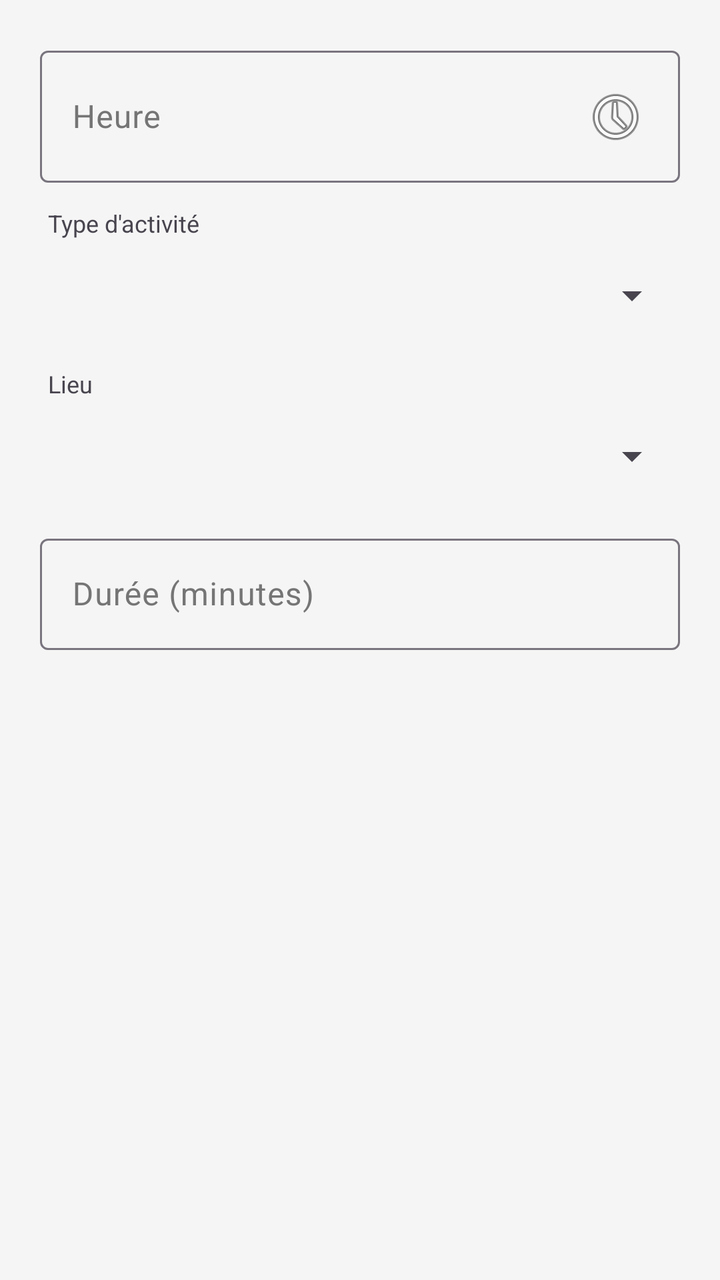
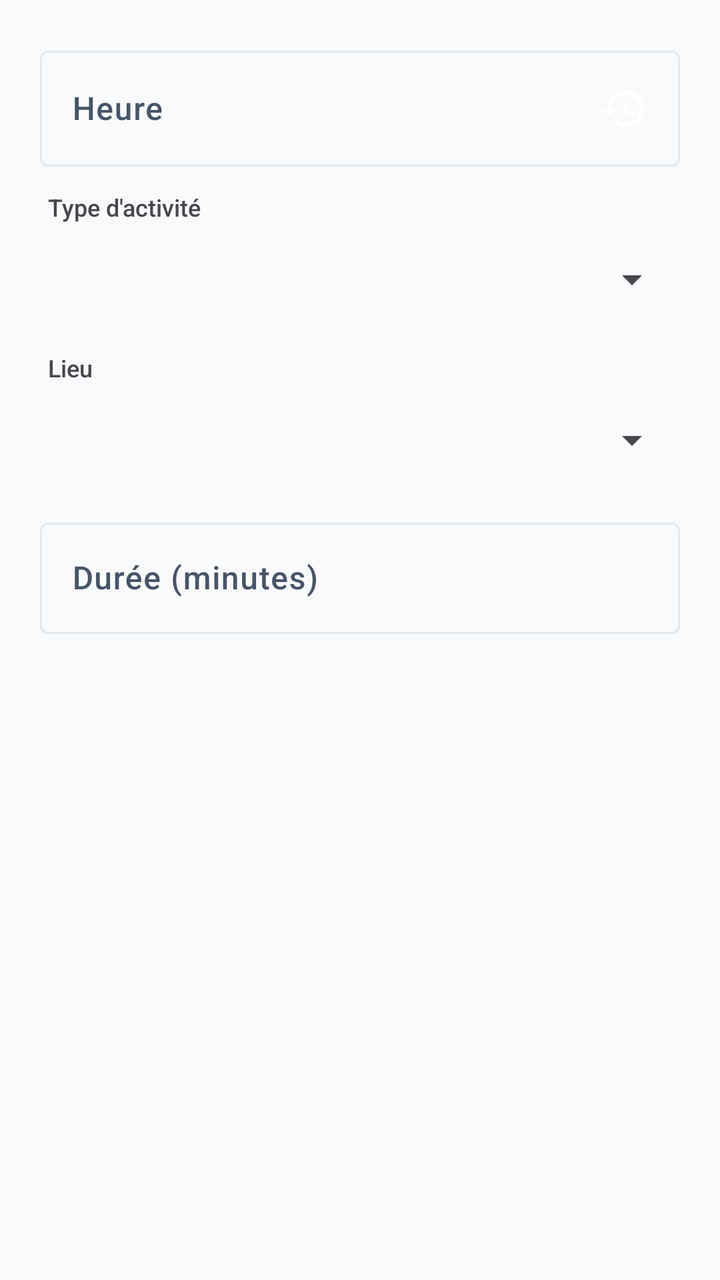

Compare the two renders of this Android layout. The source of the first and the diff that turns it into the second are given below.
<!-- AndroidManifest.xml: application theme Theme.SmartLife -->
<!-- res/layout/dialog_add_task.xml -->
<?xml version="1.0" encoding="utf-8"?>
<LinearLayout xmlns:android="http://schemas.android.com/apk/res/android"
    android:layout_width="match_parent"
    android:layout_height="wrap_content"
    android:orientation="vertical"
    android:padding="20dp">

    <com.google.android.material.textfield.TextInputLayout
        style="@style/Widget.Material3.TextInputLayout.OutlinedBox"
        android:layout_width="match_parent"
        android:layout_height="wrap_content"
        android:hint="Heure"
        android:layout_marginBottom="12dp">
        <com.google.android.material.textfield.TextInputEditText
            android:id="@+id/etTaskTime"
            android:layout_width="match_parent"
            android:layout_height="wrap_content"
            android:inputType="none"
            android:focusable="false"
            android:clickable="true"
            android:drawableEnd="@android:drawable/ic_menu_recent_history" />
    </com.google.android.material.textfield.TextInputLayout>

    <TextView
        android:layout_width="wrap_content"
        android:layout_height="wrap_content"
        android:text="Type d'activité"
        android:textSize="12sp"
        android:layout_marginStart="4dp"
        android:layout_marginBottom="4dp" />

    <Spinner
        android:id="@+id/spinnerActivityType"
        android:layout_width="match_parent"
        android:layout_height="wrap_content"
        android:minHeight="48dp"
        android:layout_marginBottom="12dp" />

    <TextView
        android:layout_width="wrap_content"
        android:layout_height="wrap_content"
        android:text="Lieu"
        android:textSize="12sp"
        android:layout_marginStart="4dp"
        android:layout_marginBottom="4dp" />

    <Spinner
        android:id="@+id/spinnerTaskLocation"
        android:layout_width="match_parent"
        android:layout_height="wrap_content"
        android:minHeight="48dp"
        android:layout_marginBottom="12dp" />

    <com.google.android.material.textfield.TextInputLayout
        style="@style/Widget.Material3.TextInputLayout.OutlinedBox"
        android:layout_width="match_parent"
        android:layout_height="wrap_content"
        android:hint="Durée (minutes)">
        <com.google.android.material.textfield.TextInputEditText
            android:id="@+id/etTaskDuration"
            android:layout_width="match_parent"
            android:layout_height="wrap_content"
            android:inputType="none"
            android:focusable="false"
            android:clickable="true" />
    </com.google.android.material.textfield.TextInputLayout>

</LinearLayout>
<!-- resources referenced by this layout -->
<resources>
  <style name="Theme.SmartLife" parent="Base.Theme.SmartLife" />
  <style name="Base.Theme.SmartLife" parent="Theme.Material3.DayNight.NoActionBar">
          
          
          <item name="colorPrimary">@color/primary_color</item>
          <item name="colorOnPrimary">@color/white</item>
          <item name="colorPrimaryContainer">@color/primary_light</item>
          <item name="colorOnPrimaryContainer">@color/primary_dark</item>
  
          
          <item name="colorSecondary">@color/secondary_color</item>
          <item name="colorOnSecondary">@color/white</item>
          <item name="colorSecondaryContainer">@color/secondary_light</item>
          <item name="colorOnSecondaryContainer">@color/secondary_dark</item>
  
          
          <item name="android:windowBackground">@color/bg_light</item>
          <item name="colorSurface">@color/white</item>
          <item name="colorOnSurface">@color/text_main</item>
          <item name="colorSurfaceVariant">@color/outline_variant</item>
          <item name="colorOnSurfaceVariant">@color/text_secondary</item>
          <item name="colorOutlineVariant">@color/outline_variant</item>
  
          
          <item name="android:fontFamily">sans-serif</item>
          <item name="textAppearanceTitleLarge">@style/TextAppearance.SmartLife.TitleLarge</item>
          <item name="textAppearanceBodyMedium">@style/TextAppearance.SmartLife.BodyMedium</item>
      </style>
  <color name="primary_color">#009688</color>
  <color name="white">#FFFFFFFF</color>
  <color name="primary_light">#52c7b8</color>
  <color name="primary_dark">#00675b</color>
  <color name="secondary_color">#FFAB40</color>
  <color name="secondary_light">#ffdd71</color>
  <color name="secondary_dark">#c67c00</color>
  <color name="bg_light">#F5F5F5</color>
  <color name="text_main">#212121</color>
  <color name="outline_variant">#E0E0E0</color>
  <color name="text_secondary">#757575</color>
  <style name="TextAppearance.SmartLife.TitleLarge" parent="TextAppearance.Material3.TitleLarge">
          <item name="android:textStyle">bold</item>
          <item name="android:textColor">@color/text_main</item>
      </style>
  <style name="TextAppearance.SmartLife.BodyMedium" parent="TextAppearance.Material3.BodyMedium">
          <item name="android:textColor">@color/text_secondary</item>
      </style>
</resources>

<!-- the commit's change to res/layout/dialog_add_task.xml (unified diff, before → after) -->
@@ -18,7 +18,7 @@
             android:inputType="none"
             android:focusable="false"
             android:clickable="true"
-            android:drawableEnd="@android:drawable/ic_menu_recent_history" />
+            android:drawableEnd="@drawable/ic_round_history_24" />
     </com.google.android.material.textfield.TextInputLayout>
 
     <TextView
<!-- resource entries referenced after the edit -->
@@ -1,5 +1,15 @@
 <!-- resources referenced by this layout -->
 <resources>
+  <!-- drawable ic_round_history_24 (drawable) -->
+  <vector xmlns:android="http://schemas.android.com/apk/res/android"
+      android:width="24dp"
+      android:height="24dp"
+      android:viewportWidth="24"
+      android:viewportHeight="24">
+    <path
+        android:fillColor="@android:color/white"
+        android:pathData="M13,3c-4.97,0 -9,4.03 -9,9H1l3.89,3.89 0.07,0.14L9,12H6c0,-3.87 3.13,-7 7,-7s7,3.13 7,7 -3.13,7 -7,7c-1.93,0 -3.68,-0.79 -4.94,-2.06l-1.42,1.42C8.27,19.99 10.51,21 13,21c4.97,0 9,-4.03 9,-9s-4.03,-9 -9,-9zm-1,5v5l4.28,2.54 0.72,-1.21 -3.5,-2.08V8H12z"/>
+  </vector>
   <style name="Theme.SmartLife" parent="Base.Theme.SmartLife" />
   <style name="Base.Theme.SmartLife" parent="Theme.Material3.DayNight.NoActionBar">
           
@@ -16,35 +26,36 @@
           <item name="colorOnSecondaryContainer">@color/secondary_dark</item>
   
           
-          <item name="android:windowBackground">@color/bg_light</item>
-          <item name="colorSurface">@color/white</item>
+          <item name="colorTertiary">@color/tertiary_color</item>
+          <item name="colorOnTertiary">@color/white</item>
+          <item name="colorTertiaryContainer">@color/tertiary_light</item>
+          <item name="colorOnTertiaryContainer">@color/tertiary_dark</item>
+  
+          
+          <item name="android:windowBackground">@color/background_light</item>
+          <item name="colorSurface">@color/surface_color</item>
           <item name="colorOnSurface">@color/text_main</item>
           <item name="colorSurfaceVariant">@color/outline_variant</item>
           <item name="colorOnSurfaceVariant">@color/text_secondary</item>
-          <item name="colorOutlineVariant">@color/outline_variant</item>
+          <item name="colorOutline">@color/outline_variant</item>
   
           
-          <item name="android:fontFamily">sans-serif</item>
-          <item name="textAppearanceTitleLarge">@style/TextAppearance.SmartLife.TitleLarge</item>
-          <item name="textAppearanceBodyMedium">@style/TextAppearance.SmartLife.BodyMedium</item>
+          <item name="android:fontFamily">sans-serif-medium</item>
       </style>
-  <color name="primary_color">#009688</color>
+  <color name="primary_color">#4F46E5</color>
   <color name="white">#FFFFFFFF</color>
-  <color name="primary_light">#52c7b8</color>
-  <color name="primary_dark">#00675b</color>
-  <color name="secondary_color">#FFAB40</color>
-  <color name="secondary_light">#ffdd71</color>
-  <color name="secondary_dark">#c67c00</color>
-  <color name="bg_light">#F5F5F5</color>
-  <color name="text_main">#212121</color>
-  <color name="outline_variant">#E0E0E0</color>
-  <color name="text_secondary">#757575</color>
-  <style name="TextAppearance.SmartLife.TitleLarge" parent="TextAppearance.Material3.TitleLarge">
-          <item name="android:textStyle">bold</item>
-          <item name="android:textColor">@color/text_main</item>
-      </style>
-  <style name="TextAppearance.SmartLife.BodyMedium" parent="TextAppearance.Material3.BodyMedium">
-          <item name="android:textColor">@color/text_secondary</item>
-      </style>
+  <color name="primary_light">#E0E7FF</color>
+  <color name="primary_dark">#3730A3</color>
+  <color name="secondary_color">#06B6D4</color>
+  <color name="secondary_light">#CFFAFE</color>
+  <color name="secondary_dark">#0E7490</color>
+  <color name="tertiary_color">#F59E0B</color>
+  <color name="tertiary_light">#FEF3C7</color>
+  <color name="tertiary_dark">#B45309</color>
+  <color name="background_light">#F8FAFC</color>
+  <color name="surface_color">#FFFFFF</color>
+  <color name="text_main">#0F172A</color>
+  <color name="outline_variant">#E2E8F0</color>
+  <color name="text_secondary">#475569</color>
 </resources>
 
